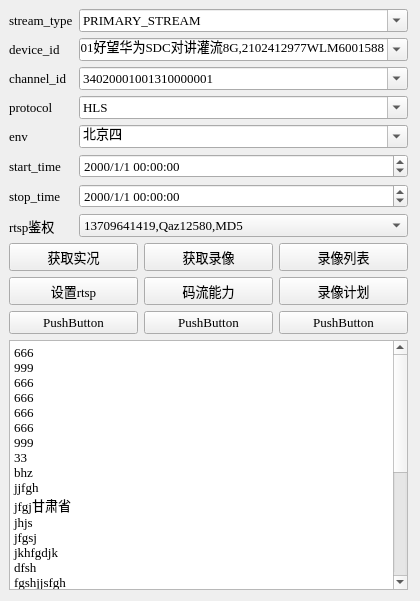
Above: PyQtGUICloud/PyQtCloudGUI.ui from fanqiangdatui/learn_Python before the change. Below: the same form after it.
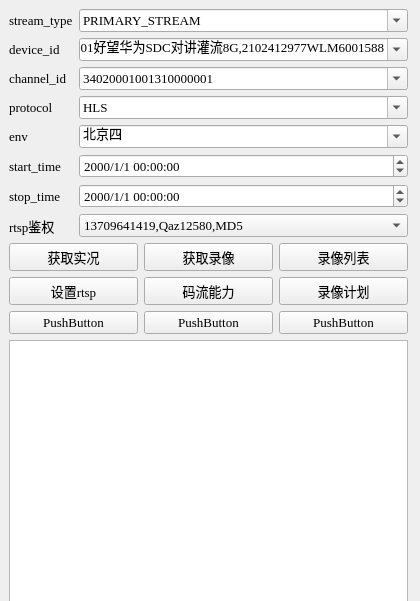
That is the form after the change.

```diff
--- a/PyQtGUICloud/PyQtCloudGUI.ui
+++ b/PyQtGUICloud/PyQtCloudGUI.ui
@@ -22,7 +22,7 @@
      <x>9</x>
      <y>9</y>
      <width>399</width>
-     <height>581</height>
+     <height>597</height>
     </rect>
    </property>
    <property name="font">
@@ -711,36 +711,7 @@
 &lt;html&gt;&lt;head&gt;&lt;meta name=&quot;qrichtext&quot; content=&quot;1&quot; /&gt;&lt;style type=&quot;text/css&quot;&gt;
 p, li { white-space: pre-wrap; }
 &lt;/style&gt;&lt;/head&gt;&lt;body style=&quot; font-family:'Times New Roman'; font-size:10pt; font-weight:400; font-style:normal;&quot;&gt;
-&lt;p style=&quot; margin-top:0px; margin-bottom:0px; margin-left:0px; margin-right:0px; -qt-block-indent:0; text-indent:0px;&quot;&gt;666&lt;/p&gt;
-&lt;p style=&quot; margin-top:0px; margin-bottom:0px; margin-left:0px; margin-right:0px; -qt-block-indent:0; text-indent:0px;&quot;&gt;999&lt;/p&gt;
-&lt;p style=&quot; margin-top:0px; margin-bottom:0px; margin-left:0px; margin-right:0px; -qt-block-indent:0; text-indent:0px;&quot;&gt;666&lt;/p&gt;
-&lt;p style=&quot; margin-top:0px; margin-bottom:0px; margin-left:0px; margin-right:0px; -qt-block-indent:0; text-indent:0px;&quot;&gt;666&lt;/p&gt;
-&lt;p style=&quot; margin-top:0px; margin-bottom:0px; margin-left:0px; margin-right:0px; -qt-block-indent:0; text-indent:0px;&quot;&gt;666&lt;/p&gt;
-&lt;p style=&quot; margin-top:0px; margin-bottom:0px; margin-left:0px; margin-right:0px; -qt-block-indent:0; text-indent:0px;&quot;&gt;666&lt;/p&gt;
-&lt;p style=&quot; margin-top:0px; margin-bottom:0px; margin-left:0px; margin-right:0px; -qt-block-indent:0; text-indent:0px;&quot;&gt;999&lt;/p&gt;
-&lt;p style=&quot; margin-top:0px; margin-bottom:0px; margin-left:0px; margin-right:0px; -qt-block-indent:0; text-indent:0px;&quot;&gt;33&lt;/p&gt;
-&lt;p style=&quot; margin-top:0px; margin-bottom:0px; margin-left:0px; margin-right:0px; -qt-block-indent:0; text-indent:0px;&quot;&gt;bhz&lt;/p&gt;
-&lt;p style=&quot; margin-top:0px; margin-bottom:0px; margin-left:0px; margin-right:0px; -qt-block-indent:0; text-indent:0px;&quot;&gt;jjfgh&lt;/p&gt;
-&lt;p style=&quot; margin-top:0px; margin-bottom:0px; margin-left:0px; margin-right:0px; -qt-block-indent:0; text-indent:0px;&quot;&gt;jfgj甘肃省&lt;/p&gt;
-&lt;p style=&quot; margin-top:0px; margin-bottom:0px; margin-left:0px; margin-right:0px; -qt-block-indent:0; text-indent:0px;&quot;&gt;jhjs&lt;/p&gt;
-&lt;p style=&quot; margin-top:0px; margin-bottom:0px; margin-left:0px; margin-right:0px; -qt-block-indent:0; text-indent:0px;&quot;&gt;jfgsj&lt;/p&gt;
-&lt;p style=&quot; margin-top:0px; margin-bottom:0px; margin-left:0px; margin-right:0px; -qt-block-indent:0; text-indent:0px;&quot;&gt;jkhfgdjk&lt;/p&gt;
-&lt;p style=&quot; margin-top:0px; margin-bottom:0px; margin-left:0px; margin-right:0px; -qt-block-indent:0; text-indent:0px;&quot;&gt;dfsh&lt;/p&gt;
-&lt;p style=&quot; margin-top:0px; margin-bottom:0px; margin-left:0px; margin-right:0px; -qt-block-indent:0; text-indent:0px;&quot;&gt;fgshjjsfgh&lt;/p&gt;
-&lt;p style=&quot; margin-top:0px; margin-bottom:0px; margin-left:0px; margin-right:0px; -qt-block-indent:0; text-indent:0px;&quot;&gt;fgs&lt;/p&gt;
-&lt;p style=&quot; margin-top:0px; margin-bottom:0px; margin-left:0px; margin-right:0px; -qt-block-indent:0; text-indent:0px;&quot;&gt;jhsfg&lt;/p&gt;
-&lt;p style=&quot; margin-top:0px; margin-bottom:0px; margin-left:0px; margin-right:0px; -qt-block-indent:0; text-indent:0px;&quot;&gt;jsfj&lt;/p&gt;
-&lt;p style=&quot; margin-top:0px; margin-bottom:0px; margin-left:0px; margin-right:0px; -qt-block-indent:0; text-indent:0px;&quot;&gt;fj&lt;/p&gt;
-&lt;p style=&quot; margin-top:0px; margin-bottom:0px; margin-left:0px; margin-right:0px; -qt-block-indent:0; text-indent:0px;&quot;&gt;fhj&lt;/p&gt;
-&lt;p style=&quot; margin-top:0px; margin-bottom:0px; margin-left:0px; margin-right:0px; -qt-block-indent:0; text-indent:0px;&quot;&gt;dfghj&lt;/p&gt;
-&lt;p style=&quot; margin-top:0px; margin-bottom:0px; margin-left:0px; margin-right:0px; -qt-block-indent:0; text-indent:0px;&quot;&gt;fgh&lt;/p&gt;
-&lt;p style=&quot; margin-top:0px; margin-bottom:0px; margin-left:0px; margin-right:0px; -qt-block-indent:0; text-indent:0px;&quot;&gt;jd&lt;/p&gt;
-&lt;p style=&quot; margin-top:0px; margin-bottom:0px; margin-left:0px; margin-right:0px; -qt-block-indent:0; text-indent:0px;&quot;&gt;jdgj&lt;/p&gt;
-&lt;p style=&quot; margin-top:0px; margin-bottom:0px; margin-left:0px; margin-right:0px; -qt-block-indent:0; text-indent:0px;&quot;&gt;dgh&lt;/p&gt;
-&lt;p style=&quot; margin-top:0px; margin-bottom:0px; margin-left:0px; margin-right:0px; -qt-block-indent:0; text-indent:0px;&quot;&gt;kdgkl&lt;/p&gt;
-&lt;p style=&quot; margin-top:0px; margin-bottom:0px; margin-left:0px; margin-right:0px; -qt-block-indent:0; text-indent:0px;&quot;&gt;l;&lt;/p&gt;
-&lt;p style=&quot; margin-top:0px; margin-bottom:0px; margin-left:0px; margin-right:0px; -qt-block-indent:0; text-indent:0px;&quot;&gt;fl&lt;/p&gt;
-&lt;p style=&quot; margin-top:0px; margin-bottom:0px; margin-left:0px; margin-right:0px; -qt-block-indent:0; text-indent:0px;&quot;&gt;kl&lt;/p&gt;&lt;/body&gt;&lt;/html&gt;</string>
+&lt;p style=&quot;-qt-paragraph-type:empty; margin-top:0px; margin-bottom:0px; margin-left:0px; margin-right:0px; -qt-block-indent:0; text-indent:0px;&quot;&gt;&lt;br /&gt;&lt;/p&gt;&lt;/body&gt;&lt;/html&gt;</string>
       </property>
      </widget>
     </item>
```
Left out of the diff: 26 changed lines with no effect on the pictures.
